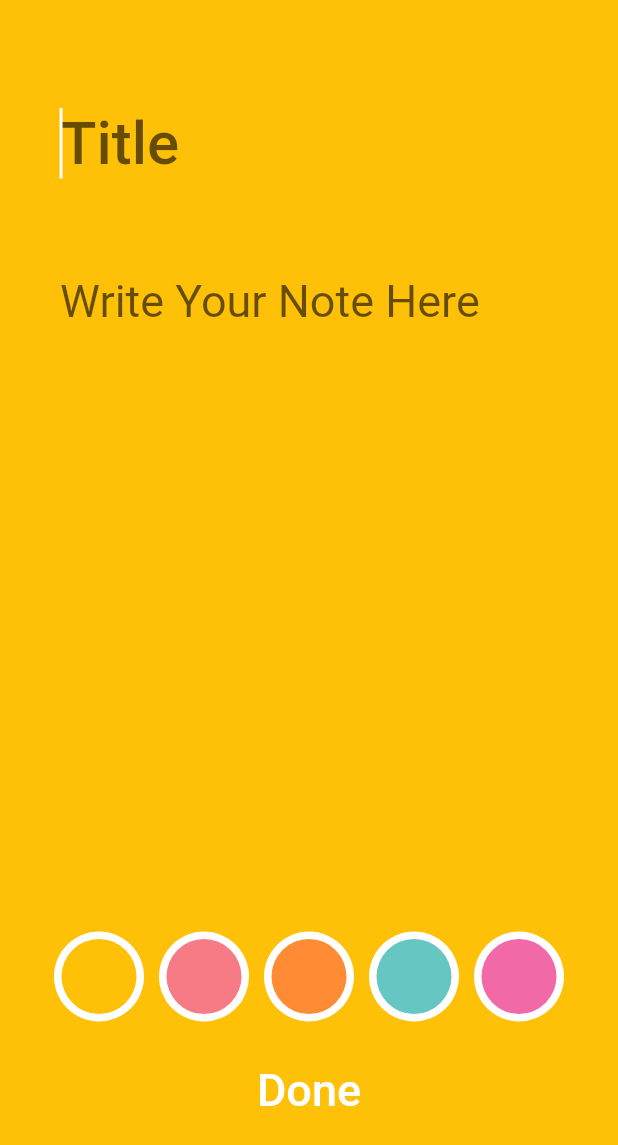
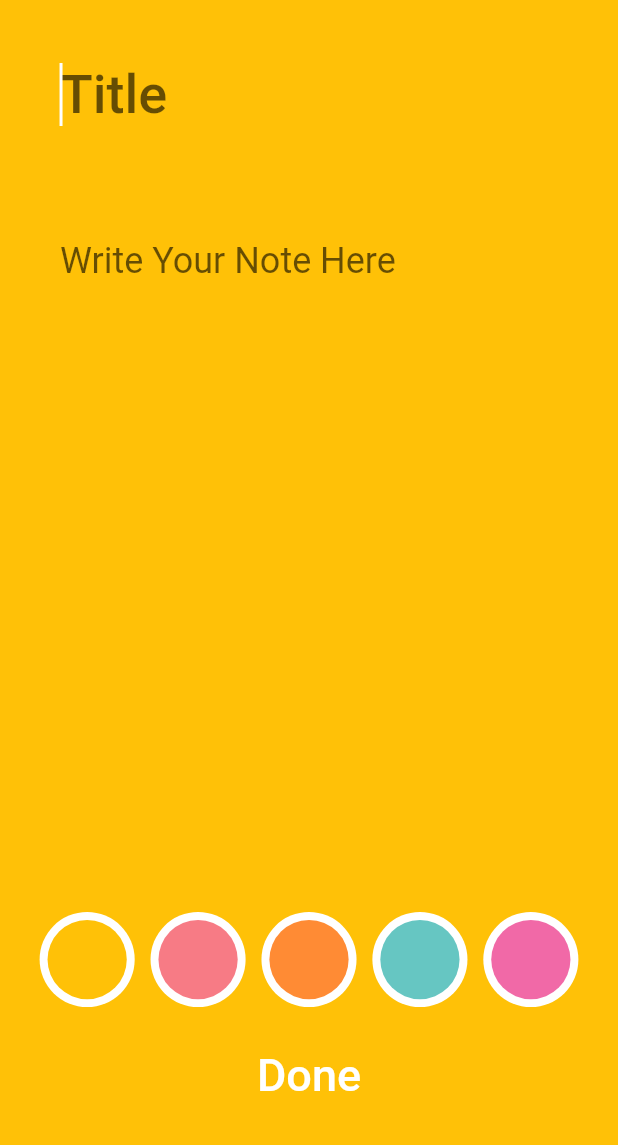
Before and after one commit to MoazSalem/Colorful_Notes, a Flutter app: the screen it shows after launch, after a tap on the "add" icon, on a phone screen of 412 x 824 dp. Shown: the top 1145 px of the screen. Run offline on Flutter 3.47's test engine with Material 2 defaults, Android fonts, the phone set to English and light mode, and no system bars; our stand-ins replace adaptive_theme, shared_preferences, sqflite; accounts and stored records are empty.

Commit message:
UI Bug Fixes

```diff
--- a/lib/Screens/Actions/CreateNote.dart
+++ b/lib/Screens/Actions/CreateNote.dart
@@ -26,24 +26,25 @@ class _CreatNoteState extends State<createNote> {
       body: SafeArea(
           child: ListView(children: [
         SizedBox(
-          height: 60,
+          height: 30,
         ),
         Padding(
-          padding: const EdgeInsets.only(left: 40),
+          padding: const EdgeInsets.symmetric(horizontal: 40),
           child: TextFormField(
+              maxLines: 2,
               cursorColor: Colors.white,
               autofocus: true,
               textInputAction: TextInputAction.next,
               controller: titleC,
               style: TextStyle(
                   color: Colors.white,
-                  fontSize: 40,
+                  fontSize: 36,
                   fontWeight: FontWeight.w500),
               decoration:
                   InputDecoration(border: InputBorder.none, hintText: "Title")),
         ),
         SizedBox(
-          height: 40,
+          height: 10,
         ),
         Padding(
           padding: const EdgeInsets.symmetric(horizontal: 40),
@@ -51,16 +52,17 @@ class _CreatNoteState extends State<createNote> {
               cursorColor: Colors.white,
               textInputAction: TextInputAction.done,
               controller: contentC,
-              maxLines: 16,
+              maxLines: 15,
               showCursor: true,
-              style: TextStyle(color: Colors.white, fontSize: 30),
+              style: TextStyle(color: Colors.white, fontSize: 24),
               decoration: InputDecoration(
                   border: InputBorder.none,
-                  constraints: BoxConstraints.expand(height: 450, width: 200),
+                  constraints: BoxConstraints.expand(height: 460, width: 200),
                   hintText: "Write Your Note Here")),
         ),
-        Padding(
-          padding: const EdgeInsets.only(bottom: 20),
+        FittedBox(
+          child: Padding(
+            padding: const EdgeInsets.symmetric(horizontal: 20.0),
             child: Container(
               height: 60,
               child: Center(
@@ -86,8 +88,9 @@ class _CreatNoteState extends State<createNote> {
               ),
             ),
           ),
+        ),
         Padding(
-          padding: const EdgeInsets.symmetric(horizontal: 60),
+          padding: const EdgeInsets.symmetric(horizontal: 60, vertical: 20),
           child: TextButton(
             onPressed: () async {
               time = DateTime.now().toString();
--- a/lib/Screens/HomeScreen.dart
+++ b/lib/Screens/HomeScreen.dart
@@ -226,17 +226,17 @@ class _HomeState extends State<Home> {
 
 Widget divider() {
   return Divider(
-    height: 10,
+    height: 20,
     color:
         Theme.of(scaffoldKey.currentContext!).highlightColor.withOpacity(0.3),
   );
 }
 
-Widget customAppBar(String title, [Widget? leading]) {
+Widget customAppBar(String title,double top,[Widget? leading]) {
   return Column(
     children: [
       Padding(
-        padding: const EdgeInsets.only(left: 30, bottom: 10, top: 42),
+        padding: EdgeInsets.only(left: 20, bottom: 10, top: top),
         child: Stack(
           alignment: Alignment.centerLeft,
           children: [
@@ -245,7 +245,7 @@ Widget customAppBar(String title, [Widget? leading]) {
               style: TextStyle(fontSize: 40, fontWeight: FontWeight.bold),
             ),
             Padding(
-              padding: const EdgeInsets.only(right: 20),
+              padding: const EdgeInsets.only(right: 5),
               child: leading == null ? Container() : leading,
             )
           ],
--- a/lib/Screens/SideBar/Info.dart
+++ b/lib/Screens/SideBar/Info.dart
@@ -12,7 +12,7 @@ class InfoPage extends StatelessWidget {
     return Scaffold(
       body: ListView(
         children: [
-          customAppBar("Info"),
+          customAppBar("Info",45),
           Padding(
               padding:
                   const EdgeInsets.symmetric(horizontal: 35.0, vertical: 20),
--- a/lib/Screens/SideBar/Notes.dart
+++ b/lib/Screens/SideBar/Notes.dart
@@ -21,7 +21,10 @@ class HomePage extends StatefulWidget {
 
 class _HomePageState extends State<HomePage> {
   Widget leading() {
-    return Row(
+    return Padding(
+      padding: const EdgeInsets.only(top: 5),
+      child: Row(
+        crossAxisAlignment: CrossAxisAlignment.center,
         mainAxisAlignment: MainAxisAlignment.end,
         children: [
           IconButton(
@@ -47,7 +50,7 @@ class _HomePageState extends State<HomePage> {
             icon: Icon(
               Icons.search,
               size: 30,
-            color: SearchOn ? Color(0xffff8b34) : Colors.black,
+              color: SearchOn ? Color(0xffff8b34) : Theme.of(context).textTheme.bodyMedium!.color,
             ),
           ),
           PopupMenuButton<String>(
@@ -72,6 +75,7 @@ class _HomePageState extends State<HomePage> {
             },
           ),
         ],
+      ),
     );
   }
 
@@ -125,7 +129,7 @@ class _HomePageState extends State<HomePage> {
                                         color: Colors.white)),
                               ),
                         Expanded(
-                          flex: 6,
+                          flex: 7,
                           child: Text(
                               noContent
                                   ? "Empty"
@@ -461,12 +465,14 @@ class _HomePageState extends State<HomePage> {
     return Scaffold(
       body: ListView(
         children: [
-          customAppBar("Notes", leading()),
+          customAppBar("Notes",42,leading()),
           SearchOn
-              ? Padding(
+              ? Center(
+                child: Padding(
                     padding:
-                      const EdgeInsets.symmetric(vertical: 5, horizontal: 20),
+                        const EdgeInsets.symmetric(vertical: 5, horizontal: 12),
                     child: TextFormField(
+                      autofocus:true ,
                         controller: searchC,
                         onChanged: searchNotes,
                         maxLines: 1,
@@ -478,10 +484,11 @@ class _HomePageState extends State<HomePage> {
                               borderRadius: BorderRadius.circular(0)),
                           hintText: "Search",
                           filled: true,
-                        fillColor: Colors.white,
+                          fillColor: Theme.of(context).cardColor,
                           border: OutlineInputBorder(
                               borderRadius: BorderRadius.circular(0)),
                         )),
+                  ),
               )
               : Container(),
           notesMap.length != 0
--- a/lib/Screens/SideBar/NotesTablet.dart
+++ b/lib/Screens/SideBar/NotesTablet.dart
@@ -311,7 +311,7 @@ class _HomePageTState extends State<HomePageT> {
     return Scaffold(
       body: ListView(
         children: [
-          customAppBar("Notes", leading()),
+          customAppBar("Notes", 42 ,leading()),
           notesMap.length != 0
               ? viewIndex == 1
                   ? ListView.builder(
--- a/lib/Screens/SideBar/Settings.dart
+++ b/lib/Screens/SideBar/Settings.dart
@@ -23,7 +23,7 @@ class _SettingsPageState extends State<SettingsPage> {
     return Scaffold(
       body: ListView(
         children: [
-          customAppBar("Settings"),
+          customAppBar("Settings",45),
           Padding(
             padding: const EdgeInsets.only(left: 35, bottom: 10, top: 10),
             child: Text(
--- a/pubspec.yaml
+++ b/pubspec.yaml
@@ -1,5 +1,5 @@
 name: notes
-description: A Nice looking notes app.
+description: A Colorful Notes app.
 
 # The following line prevents the package from being accidentally published to
 # pub.dev using `flutter pub publish`. This is preferred for private packages.
@@ -15,7 +15,7 @@ publish_to: 'none' # Remove this line if you wish to publish to pub.dev
 # In iOS, build-name is used as CFBundleShortVersionString while build-number used as CFBundleVersion.
 # Read more about iOS versioning at
 # https://developer.apple.com/library/archive/documentation/General/Reference/InfoPlistKeyReference/Articles/CoreFoundationKeys.html
-version: 1.1.1+1
+version: 2.0.0+1
 
 environment:
   sdk: ">=2.17.6 <3.0.0"
```
Also changed, not shown: lib/Screens/Actions/EditNote.dart (+13 -10 lines). Lines whose indentation alone changed are shown as unchanged.
